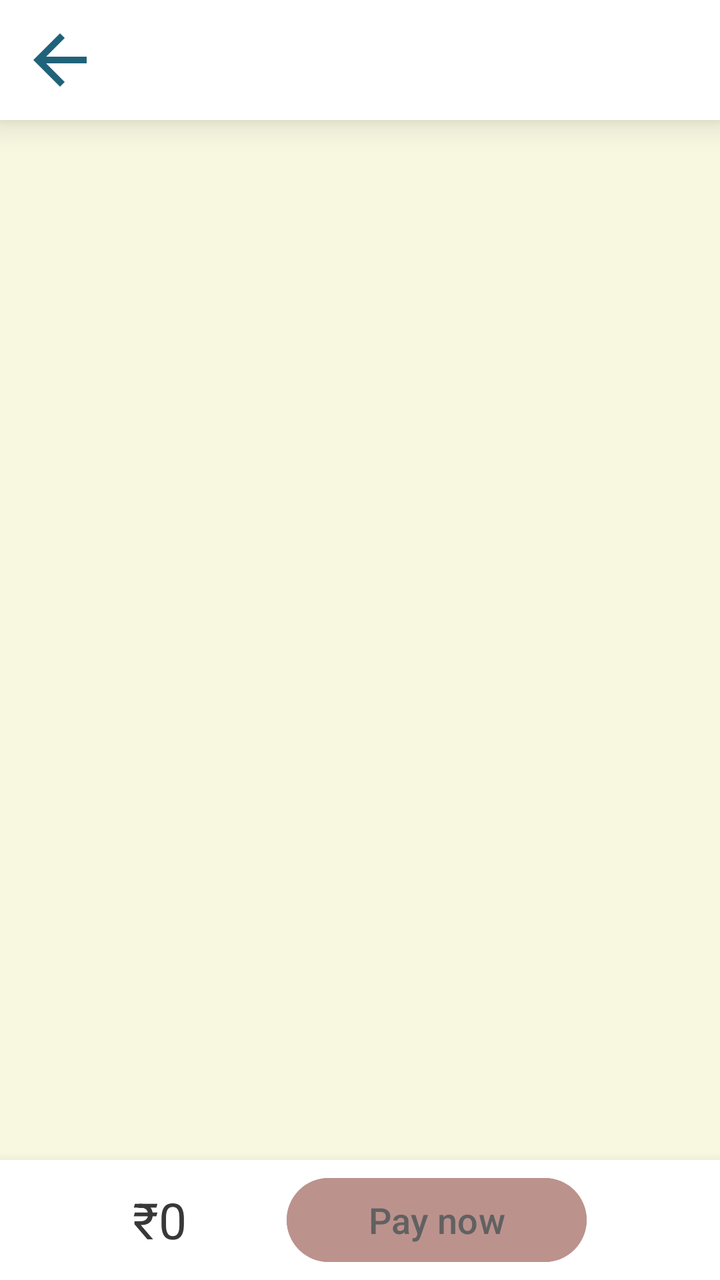
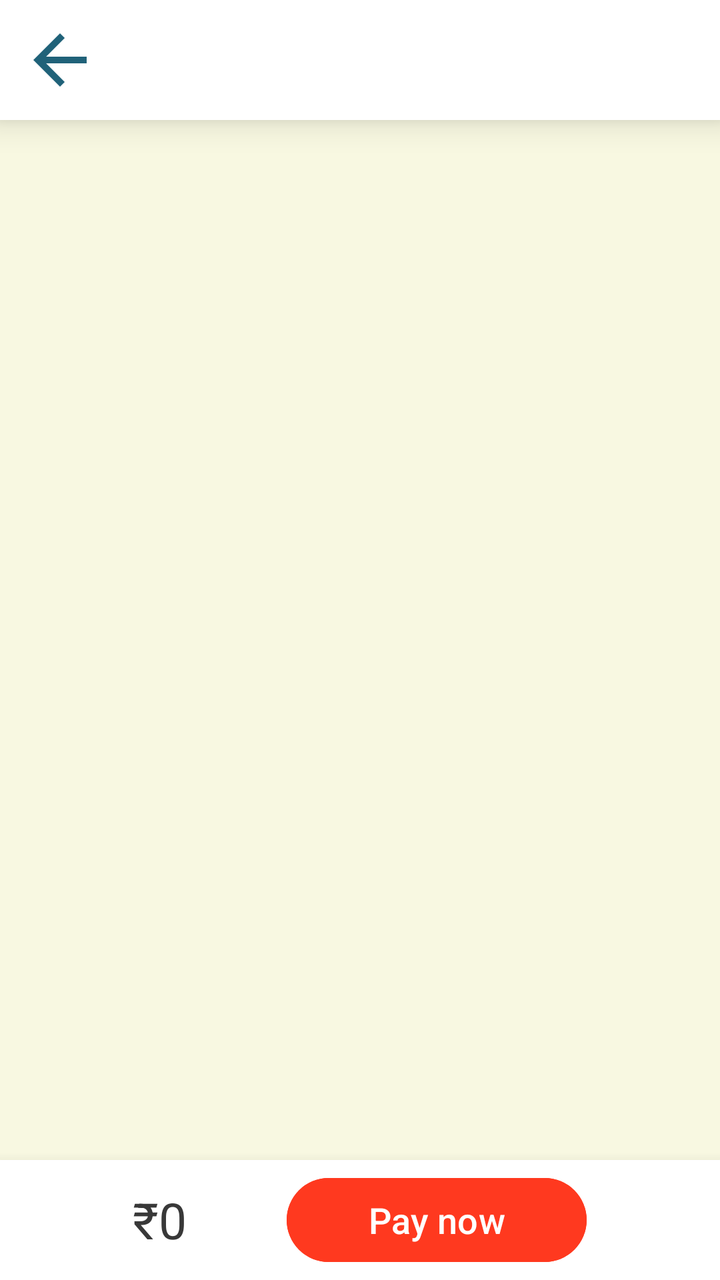

Compare the two renders of this Android layout. The source of the first and the diff that turns it into the second are given below.
<!-- AndroidManifest.xml: application theme Theme.BakerBoy -->
<!-- res/layout/activity_cart.xml -->
<?xml version="1.0" encoding="utf-8"?>
<LinearLayout xmlns:android="http://schemas.android.com/apk/res/android"
    xmlns:app="http://schemas.android.com/apk/res-auto"
    xmlns:tools="http://schemas.android.com/tools"
    android:id="@+id/main"
    android:layout_width="match_parent"
    android:layout_height="match_parent"
    android:orientation="vertical"
    tools:context=".CartActivity"
    android:background="@color/white2">

    <LinearLayout
        android:id="@+id/linearLayout"
        android:layout_width="match_parent"
        android:layout_height="60dp"
        android:background="@color/white"
        android:elevation="10dp"
        android:gravity="center_vertical"
        android:orientation="horizontal"
        app:layout_constraintTop_toTopOf="parent">

        <ImageButton
            android:layout_width="40dp"
            android:layout_height="40dp"
            android:layout_marginLeft="10dp"
            android:background="@drawable/baseline_arrow_back_24" />
    </LinearLayout>
    <LinearLayout
        android:layout_width="match_parent"
        android:layout_height="0dp"
        android:layout_weight="1"
        android:layout_marginTop="5dp">
            <androidx.recyclerview.widget.RecyclerView
                android:id="@+id/recyclerView"
                android:layout_width="match_parent"
                android:layout_height="match_parent"/>
    </LinearLayout>
    <LinearLayout
        android:layout_width="match_parent"
        android:layout_height="60dp"
        android:background="@color/white"
        android:elevation="10dp"
        android:orientation="horizontal"
        android:gravity="center"
        app:layout_constraintBottom_toBottomOf="parent">
        <TextView
            android:id="@+id/amount_total"
            android:layout_height="wrap_content"
            android:layout_width="wrap_content"
            android:text="₹0"
            android:textSize="25dp"
            android:textColor="@color/grey2"
            android:layout_marginRight="40dp"/>
        <Button
            android:layout_width="150dp"
            android:layout_height="50dp"
            android:backgroundTint="@color/orangishgrey"
            android:text="Pay now"
            android:textSize="18sp"
            android:textColor="@color/grey1"
            android:layout_marginLeft="10dp"/>
    </LinearLayout>
</LinearLayout>
<!-- resources referenced by this layout -->
<resources>
  <color name="grey1">#616161</color>
  <color name="grey2">#383838</color>
  <color name="orangishgrey">#BC928D</color>
  <color name="white">#FFFFFFFF</color>
  <color name="white2">#F8F8E1</color>
  <!-- drawable baseline_arrow_back_24 (drawable) -->
  <vector xmlns:android="http://schemas.android.com/apk/res/android" android:autoMirrored="true" android:height="24dp" android:tint="#206279" android:viewportHeight="24" android:viewportWidth="24" android:width="24dp">
        
      <path android:fillColor="@android:color/white" android:pathData="M20,11H7.83l5.59,-5.59L12,4l-8,8 8,8 1.41,-1.41L7.83,13H20v-2z"/>
      
  </vector>
  <style name="Theme.BakerBoy" parent="Base.Theme.BakerBoy" />
  <style name="Base.Theme.BakerBoy" parent="Theme.Material3.DayNight.NoActionBar">
          
          
      </style>
</resources>

<!-- the commit's change to res/layout/activity_cart.xml (unified diff, before → after) -->
@@ -54,10 +54,11 @@
         <Button
             android:layout_width="150dp"
             android:layout_height="50dp"
-            android:backgroundTint="@color/orangishgrey"
+            android:id="@+id/paybutton"
+            android:backgroundTint="@color/orangishred"
             android:text="Pay now"
             android:textSize="18sp"
-            android:textColor="@color/grey1"
+            android:textColor="@color/white"
             android:layout_marginLeft="10dp"/>
     </LinearLayout>
 </LinearLayout>
<!-- resource entries referenced after the edit -->
@@ -1,8 +1,7 @@
 <!-- resources referenced by this layout -->
 <resources>
-  <color name="grey1">#616161</color>
   <color name="grey2">#383838</color>
-  <color name="orangishgrey">#BC928D</color>
+  <color name="orangishred">#FF391F</color>
   <color name="white">#FFFFFFFF</color>
   <color name="white2">#F8F8E1</color>
   <!-- drawable baseline_arrow_back_24 (drawable) -->
